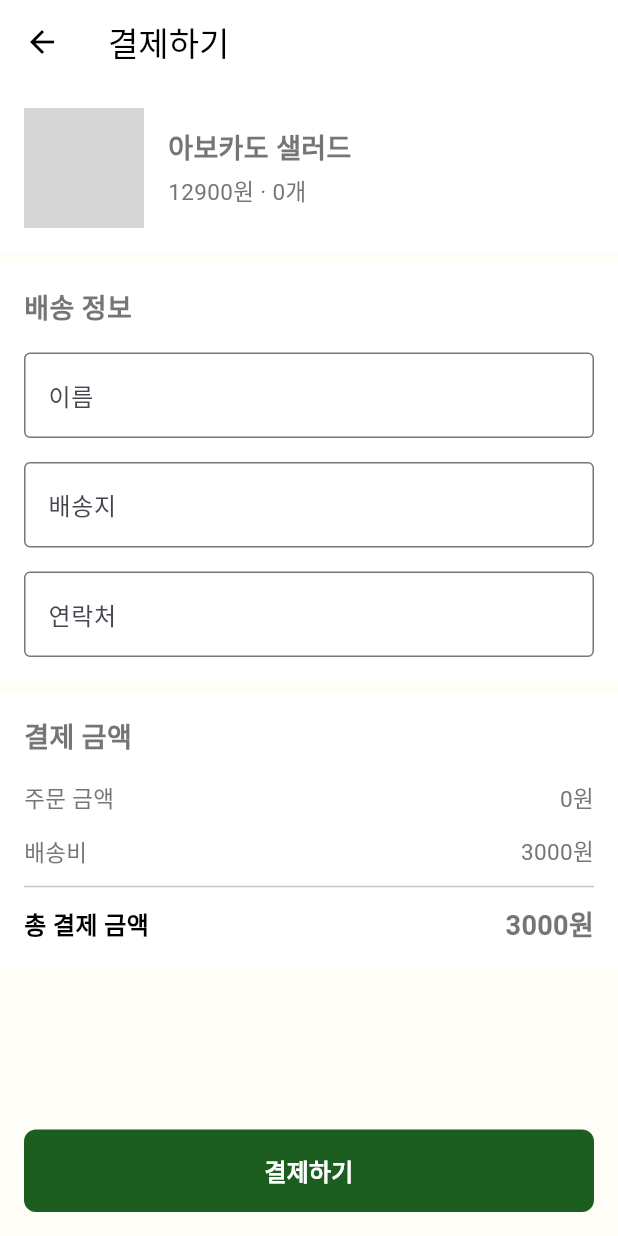
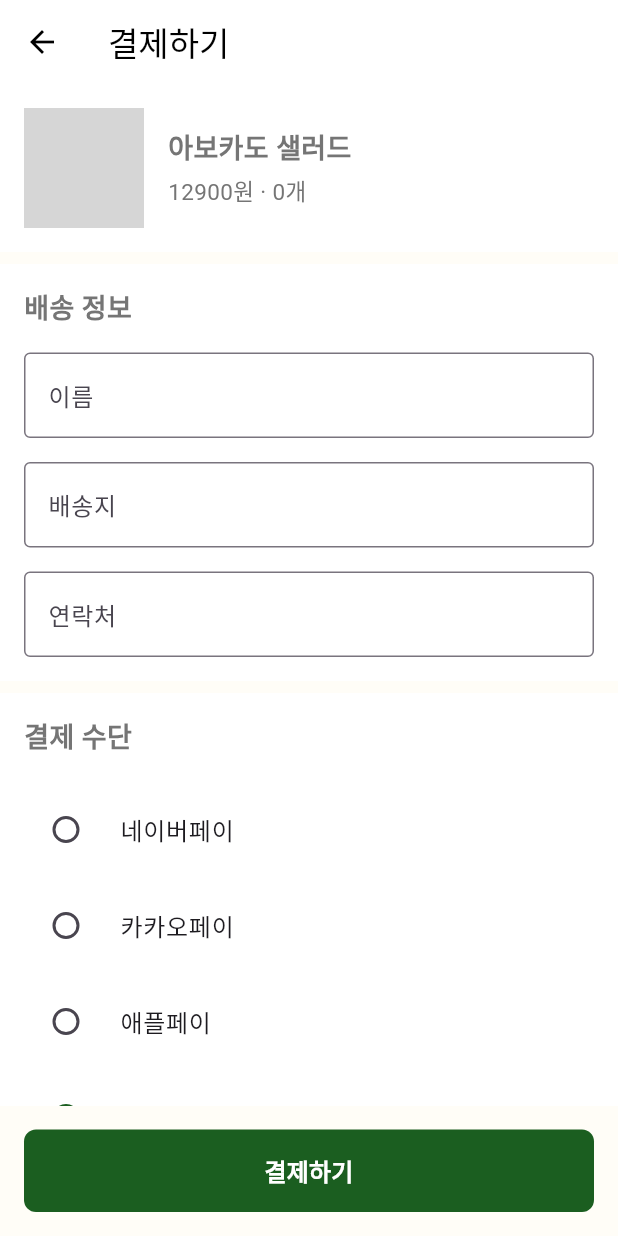
Before and after one commit to Sophia-Hong/healthyfooddelivery, a Flutter app: the PaymentScreen screen opened directly with sample values from the repository, on a phone screen of 412 x 824 dp. Run offline on Flutter 3.47's test engine with Material 3 defaults, Android fonts, the phone set to English and light mode, and no system bars; drawn by our look-alikes of cached_network_image; our stand-ins replace flutter_svg, google_fonts, line_awesome_flutter, shimmer; network calls fail; grey boxes are pictures that could not be loaded.

Commit message:
fix: Update payment screen layout and error handling
- Fix payment method selection error
- Fix price formatting issue
- Improve input field validation
- Maintain consistent section spacing
- Update payment method list structure
- Add proper error handling for payment process

```diff
--- a/lib/features/payment/screens/payment_screen.dart
+++ b/lib/features/payment/screens/payment_screen.dart
@@ -21,8 +21,29 @@ class _PaymentScreenState extends State<PaymentScreen> {
   final _nameController = TextEditingController();
   final _addressController = TextEditingController();
   final _phoneController = TextEditingController();
+  String _selectedPaymentMethod = 'card';  // 기본값은 신용카드
 
   static const primaryGreen = Color(0xFF1B5E20);
+
+  // 결제 수단 목록
+  final List<Map<String, dynamic>> _paymentMethods = [
+    {
+      'id': 'naverpay',
+      'name': '네이버페이',
+    },
+    {
+      'id': 'kakaopay',
+      'name': '카카오페이',
+    },
+    {
+      'id': 'applepay',
+      'name': '애플페이',
+    },
+    {
+      'id': 'card',
+      'name': '신용카드',
+    },
+  ];
 
   @override
   void dispose() {
@@ -153,6 +174,46 @@ class _PaymentScreenState extends State<PaymentScreen> {
                 ),
               ),
               const SizedBox(height: 8),
+              // 결제 수단 선택
+              Container(
+                padding: const EdgeInsets.all(16),
+                color: Colors.white,
+                child: Column(
+                  crossAxisAlignment: CrossAxisAlignment.start,
+                  children: [
+                    const Text(
+                      '결제 수단',
+                      style: TextStyle(
+                        fontSize: 18,
+                        fontWeight: FontWeight.bold,
+                      ),
+                    ),
+                    const SizedBox(height: 16),
+                    ..._paymentMethods.map((method) => RadioListTile(
+                      value: method['id'],
+                      groupValue: _selectedPaymentMethod,
+                      onChanged: (value) {
+                        setState(() {
+                          _selectedPaymentMethod = value.toString();
+                        });
+                      },
+                      title: Text(
+                        method['name'],
+                        style: const TextStyle(
+                          fontSize: 16,
+                          fontWeight: FontWeight.w500,
+                        ),
+                      ),
+                      contentPadding: const EdgeInsets.symmetric(
+                        horizontal: 8,
+                        vertical: 4,
+                      ),
+                      activeColor: primaryGreen,
+                    )).toList(),
+                  ],
+                ),
+              ),
+              const SizedBox(height: 8),
               // 결제 금액 정보
               Container(
                 padding: const EdgeInsets.all(16),
@@ -186,10 +247,13 @@ class _PaymentScreenState extends State<PaymentScreen> {
           child: ElevatedButton(
             onPressed: () {
               if (_formKey.currentState!.validate()) {
-                // 입력값이 유효한 경우에만 결제 처리
+                // 결제 수단에 따른 처리 로직 추가
+                String paymentMethodName = _paymentMethods
+                    .firstWhere((method) => method['id'] == _selectedPaymentMethod)['name'];
+
                 ScaffoldMessenger.of(context).showSnackBar(
-                  const SnackBar(
-                    content: Text('결제가 완료되었습니다'),
+                  SnackBar(
+                    content: Text('$paymentMethodName(으)로 결제가 완료되었습니다'),
                   ),
                 );
                 Navigator.popUntil(context, ModalRoute.withName('/'));
```
